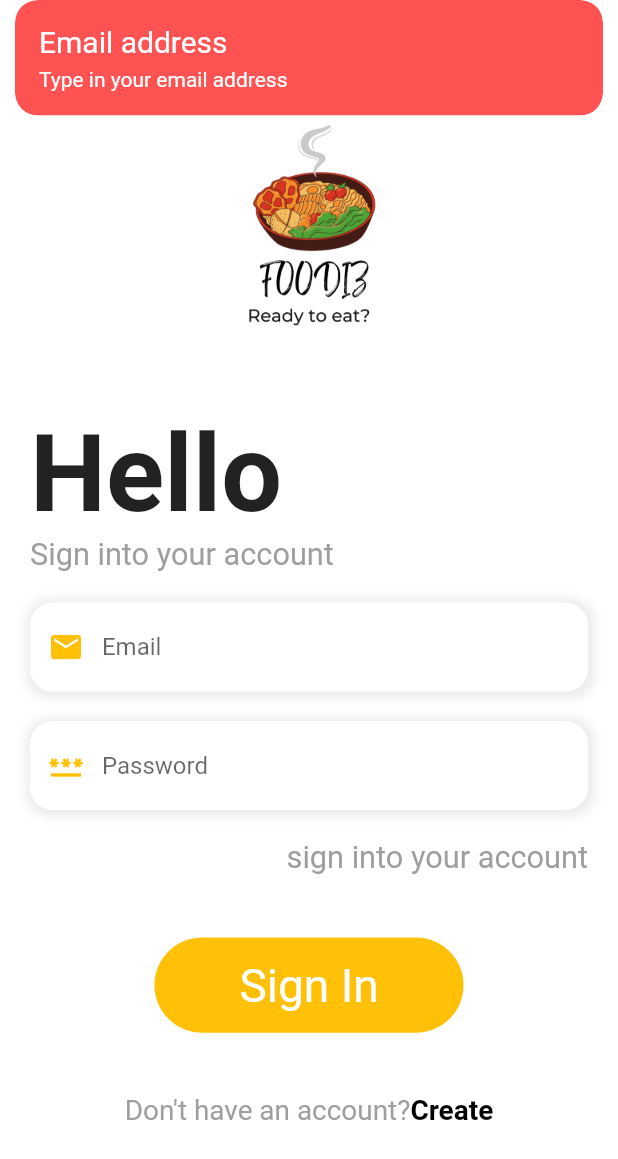
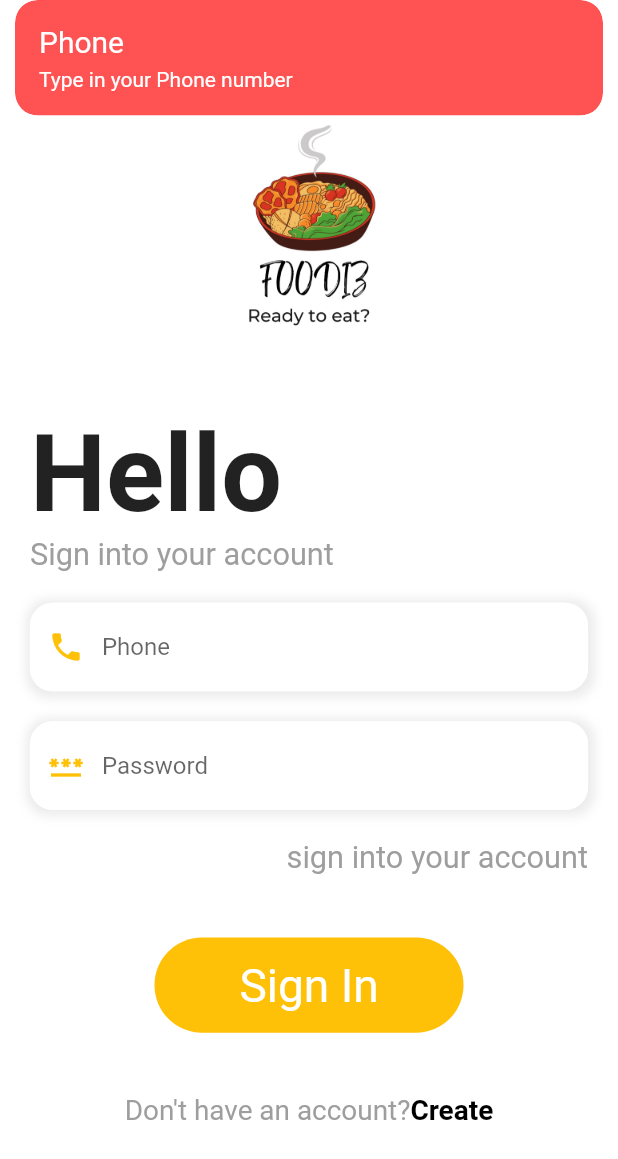
Before and after one commit to Deedsgit/foodiz, a Flutter app: the SignInPage screen opened by its route, after a tap on "Sign In", on a phone screen of 412 x 824 dp. Shown: the top 1159 px of the screen. Run offline on Flutter 3.47's test engine with Material 2 defaults, Android fonts, the phone set to English and light mode, and no system bars; our stand-ins replace dots_indicator, get, shared_preferences; accounts and stored records are empty; network calls fail.

Commit message:
email to phone changed

```diff
--- a/lib/data/repository/auth_repo.dart
+++ b/lib/data/repository/auth_repo.dart
@@ -24,7 +24,7 @@ class AuthRepo {
 
   Future<Response> login(String email, String password) async {
     return await apiClient.postData(
-        AppConstants.LOGIN_URI, {'email': email, 'password': password});
+        AppConstants.LOGIN_URI, {'phone': email, 'password': password});
   }
 
   Future<bool> saveUserToken(String token) async {
--- a/lib/pages/auth/sign_in_page.dart
+++ b/lib/pages/auth/sign_in_page.dart
@@ -25,11 +25,10 @@ class SignInPage extends StatelessWidget {
       String password = passwordController.text.trim();
 
       if (email.isEmpty) {
-        showCustomSnackBar("Type in your email address",
-            title: "Email address");
-      } else if (!GetUtils.isEmail(email)) {
-        showCustomSnackBar("Type in a valid email address",
-            title: "Valid email address");
+        showCustomSnackBar("Type in your Phone number", title: "Phone");
+      } else if (!GetUtils.isPhoneNumber(email)) {
+        showCustomSnackBar("Type in a valid phone number",
+            title: "InValid phone");
       } else if (password.isEmpty) {
         showCustomSnackBar("Type in your password", title: "password");
       } else if (password.length < 6) {
@@ -106,8 +105,8 @@ class SignInPage extends StatelessWidget {
                         height: Dimensions.height20,
                       ),
                       AppTextField(
-                          hintText: "Email",
-                          icon: Icons.email,
+                          hintText: "Phone",
+                          icon: Icons.phone,
                           textController: emailController),
                       SizedBox(
                         height: Dimensions.height20,
```
